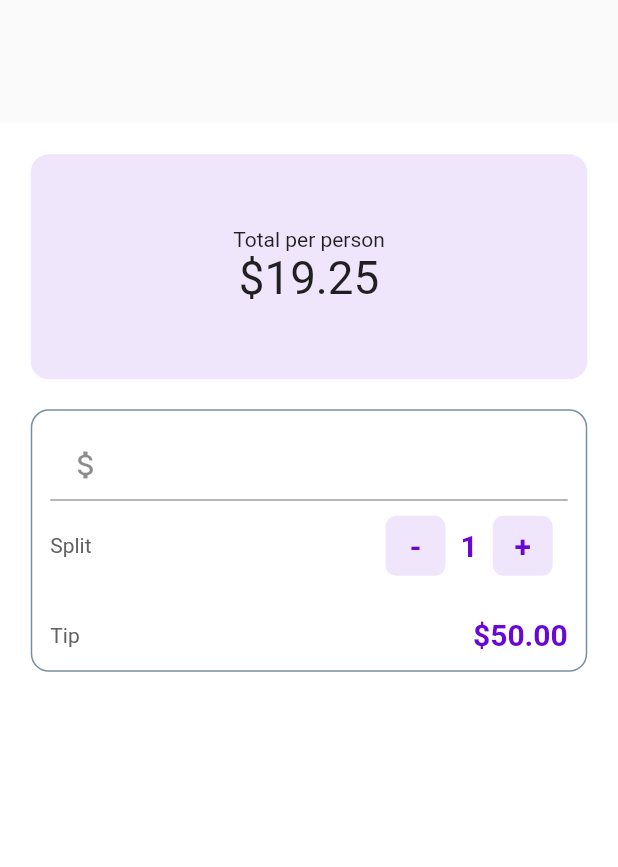
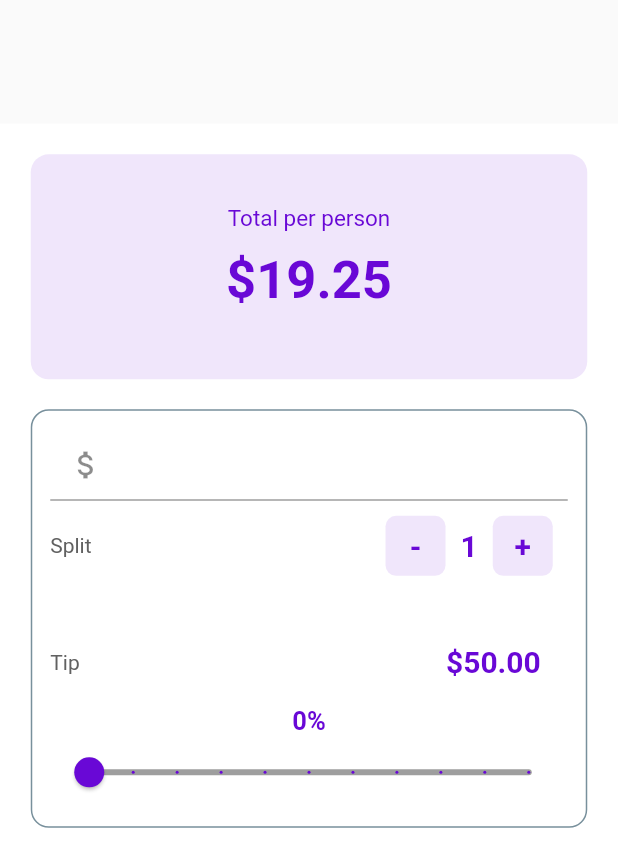
Before and after one commit to Zaphelyn/tip_calculator, a Flutter app: the screen it shows after launch, on a phone screen of 412 x 824 dp. Shown: the top 867 px of the screen. Run offline on Flutter 3.47's test engine with Material 2 defaults, Android fonts, the phone set to English and light mode, and no system bars.

Commit message:
Implemented Slider with moving percentage text value and updated test nomenclature to reflect BillSplitter class

```diff
--- a/lib/ui/bill_splitter.dart
+++ b/lib/ui/bill_splitter.dart
@@ -40,11 +40,20 @@ class _BillSplitterState extends State<BillSplitter> {
                 child: Column(
                   mainAxisAlignment: MainAxisAlignment.center,
                   children: [
-                    Text("Total per person"),
-                    Text(
-                      "\$19.25",
-                      style: TextStyle(
-                        fontSize: 30.5,
+                    Text("Total per person", style: TextStyle(
+                      fontWeight: FontWeight.normal,
+                      fontSize: 15.0,
+                      color: _purple,
+                    ),),
+                    Padding(
+                      padding: const EdgeInsets.all(12.0),
+                      child: Text(
+                        "\$19.25",
+                        style: TextStyle(
+                          fontSize: 35.0,
+                          fontWeight: FontWeight.bold,
+                          color: _purple,
+                        ),
                       ),
                     )
                   ],
@@ -149,20 +158,45 @@ class _BillSplitterState extends State<BillSplitter> {
                     ],
                   ),
                   Padding(
-                    padding: const EdgeInsets.only(top: 18.0),
+                    padding: const EdgeInsets.only(top:18.0),
                     child: Row(
                       mainAxisAlignment: MainAxisAlignment.spaceBetween,
                       children: [
                         Text("Tip", style: TextStyle(
                           color: Colors.grey.shade700,
                         ),),
-                        Text("\$50.00", style: TextStyle(
-                          color: _purple,
-                          fontSize: 20.0,
-                          fontWeight: FontWeight.bold,
-                        ),)
+                        Padding(
+                          padding: const EdgeInsets.all(18.0),
+                          child: Text("\$50.00", style: TextStyle(
+                            color: _purple,
+                            fontSize: 20.0,
+                            fontWeight: FontWeight.bold,
+                          ),),
+                        )
                       ],
                     ),
+                  ),
+                  Column(
+                    children: [
+                      Text("$_tipPercentage%", style: TextStyle(
+                        color: _purple,
+                        fontSize: 17.0,
+                        fontWeight: FontWeight.bold,
+                      ),),
+                      Slider(
+                          min: 0,
+                          max: 100,
+                          activeColor: _purple,
+                          inactiveColor: Colors.grey,
+                          divisions: 10, // Optional
+                          value: _tipPercentage.toDouble(),
+                          onChanged: (double newValue) {
+                              setState(() {
+                                _tipPercentage = newValue.round();
+                              });
+                          }
+                      ),
+                    ],
                   ),
                 ],
               ),
```
Also changed, not shown: 1 other file.
